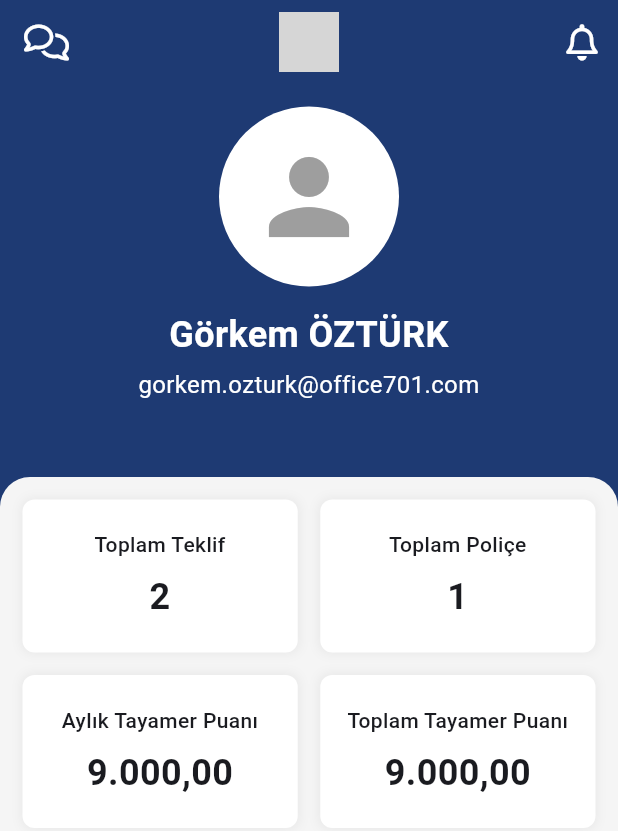
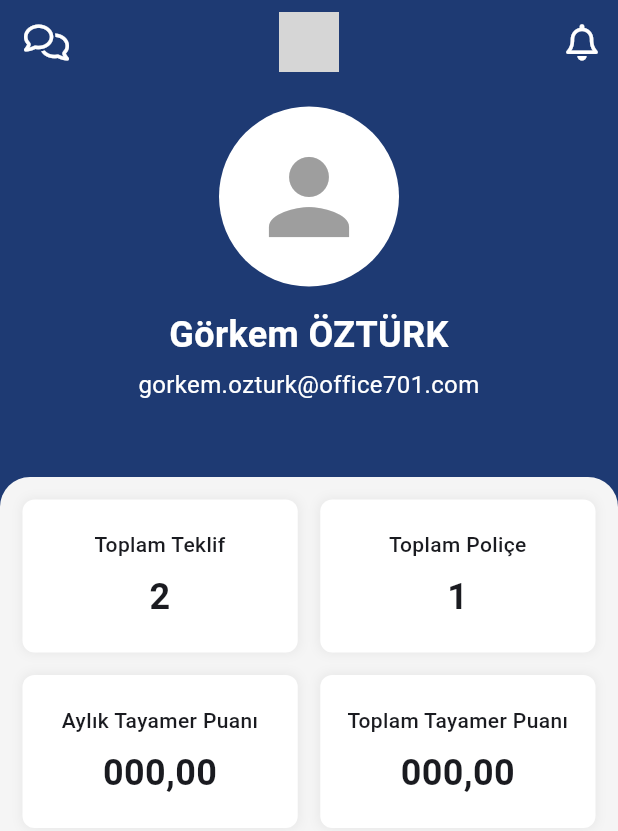
Before and after one commit to gorkemoa/tayamer, a Flutter app: the DashboardView screen opened directly, on a phone screen of 412 x 824 dp. Shown: the top 831 px of the screen. Run offline on Flutter 3.47's test engine with Material 3 defaults, Android fonts, the phone set to English and light mode, and no system bars; our stand-ins replace confetti, firebase_core, firebase_messaging, flutter_local_notifications, font_awesome_flutter, image_picker and 4 more; missing offline and left inert: card_scanner, flutter_barcode_scanner, flutter_pdfview, google_mlkit_barcode_scanning, google_mlkit_text_recognition, ml_card_scanner and 1 more; accounts and stored records are empty; network calls fail; grey boxes are pictures that could not be loaded.

Commit message:
Dashboard görünümünde aylık ve toplam miktar formatları güncellendi. Profil görünümünde bildirim simgesi `FontAwesomeIcons` ile değiştirildi.

```diff
--- a/lib/views/dashboard_view.dart
+++ b/lib/views/dashboard_view.dart
@@ -63,8 +63,8 @@ class _DashboardViewState extends State<DashboardView> {
     final totalPolicy = statistics?.totalPolicy.toString() ?? '1';
 
     // Para formatında gösterim için
-    final monthlyAmount = _formatAmount(statistics?.monthlyAmount ?? '9000.00');
-    final totalAmount = _formatAmount(statistics?.totalAmount ?? '9000.00');
+    final monthlyAmount = _formatAmount(statistics?.monthlyAmount ?? '000.00');
+    final totalAmount = _formatAmount(statistics?.totalAmount ?? '000.00');
 
     return Scaffold(
       backgroundColor: Theme.of(context).primaryColor,
--- a/lib/views/profile_view.dart
+++ b/lib/views/profile_view.dart
@@ -129,7 +129,7 @@ class _ProfileViewState extends State<ProfileView> {
           },
         ),   actions: [
           IconButton(
-            icon: const Icon(Icons.notifications_none, color: Colors.white),
+            icon: const Icon(FontAwesomeIcons.bell, color: Colors.white),
             onPressed: () {
               Navigator.push(
                 context,
```
